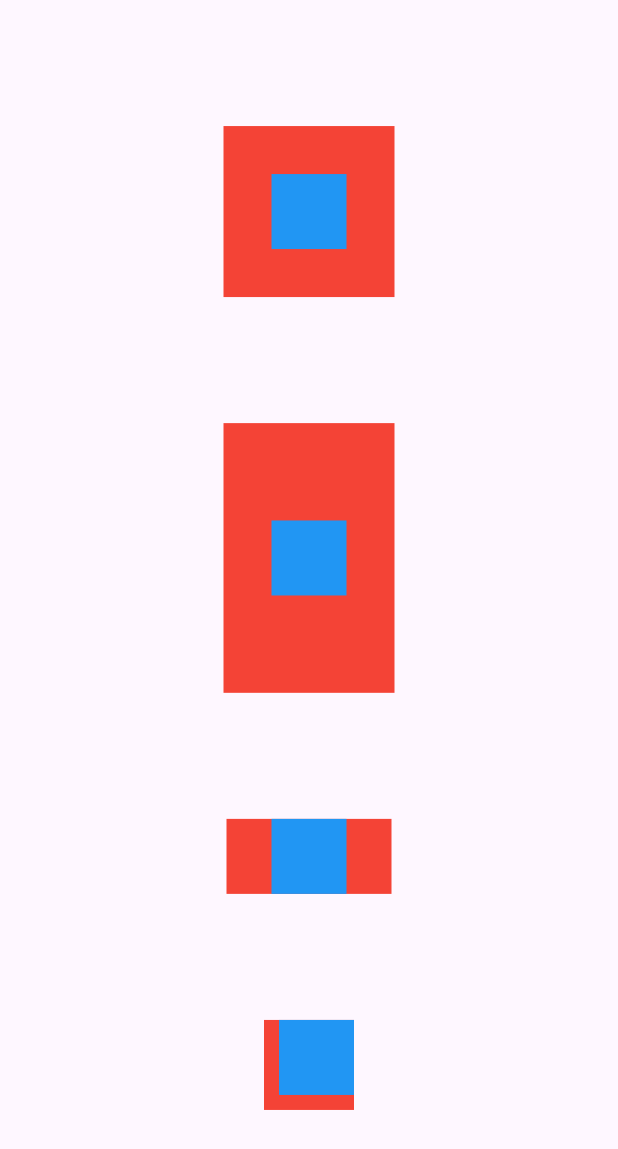
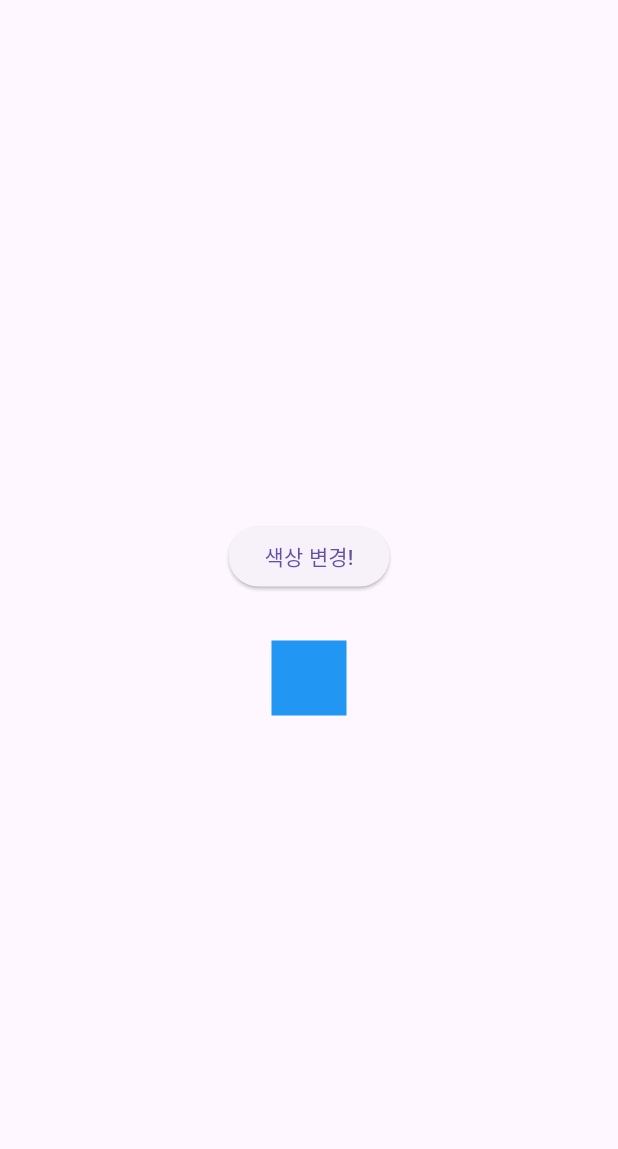
Before and after one commit to yeesuho/Flutter_Basics, a Flutter app: the screen it shows after launch, on a phone screen of 412 x 824 dp. Shown: the top 1149 px of the screen. Run offline on Flutter 3.47's test engine with Material 3 defaults, Android fonts, the phone set to English and light mode, and no system bars.

Commit message:
StatefulWidget 내용 추가

```diff
--- a/analysis_options.yaml
+++ b/analysis_options.yaml
@@ -8,6 +8,9 @@
 # The following line activates a set of recommended lints for Flutter apps,
 # packages, and plugins designed to encourage good coding practices.
 include: package:flutter_lints/flutter.yaml
+
+formatter:
+  trailing_commas: preserve
 
 linter:
   # The lint rules applied to this project can be customized in the
--- /dev/null
+++ b/lib/statefulwidget/home_screen.dart
@@ -0,0 +1,92 @@
+import 'package:flutter/material.dart';
+
+class HomeScreen extends StatefulWidget {
+  const HomeScreen({super.key});
+
+
+  @override
+  State<HomeScreen> createState() => _HomeScreenState();
+}
+
+class _HomeScreenState extends State<HomeScreen> {
+  Color color = Colors.blue;
+
+  @override
+  Widget build(BuildContext context) {
+    print("build 실행!");
+    return Scaffold(
+      body: Row(
+        mainAxisAlignment: MainAxisAlignment.center,
+        children: [
+          Container(
+            child: Column(
+              mainAxisAlignment: MainAxisAlignment.center,
+
+              children: [
+                ElevatedButton(onPressed: () {
+                  if(color == Colors.blue) {
+                    color = Colors.red;
+                  } else {
+                    color = Colors.blue;
+                  }
+                  setState(() {
+
+                  });
+                }, child: Text('색상 변경!')),
+                const SizedBox(
+                  height: 32.0,
+                ),
+                Container(
+                  width: 50.0,
+                  height: 50.0,
+                  color: color,
+                ),
+              ],
+            ),
+          ),
+        ],
+      ),
+    );
+  }
+}
+
+
+// class HomeScreen extends StatelessWidget {
+//
+//   Color color = Colors.blue;
+//
+//
+//
+//   @override
+//   Widget build(BuildContext context) {
+//     return Scaffold(
+//       body: Container(
+//         width: double.infinity,
+//         child: Column(
+//           mainAxisAlignment: MainAxisAlignment.center,
+//           children: [
+//             ElevatedButton(
+//               onPressed: () {
+//                 if(color == Colors.blue){
+//                   color = Colors.red;
+//                 } else {
+//                   color = Colors.blue;
+//                 }
+//                 print('색상 변경: color: $color');
+//               },
+//               child: Text(
+//                 '색상 변경!',
+//               ),
+//             ),
+//             const SizedBox(height: 32.0,),
+//             Container(
+//               width: 50.0,
+//               height: 50.0,
+//               color: color,
+//             )
+//           ],
+//         ),
+//       ),
+//     );
+//   }
+// }
```
Also changed, not shown: lib/main.dart (+7 -4 lines).
